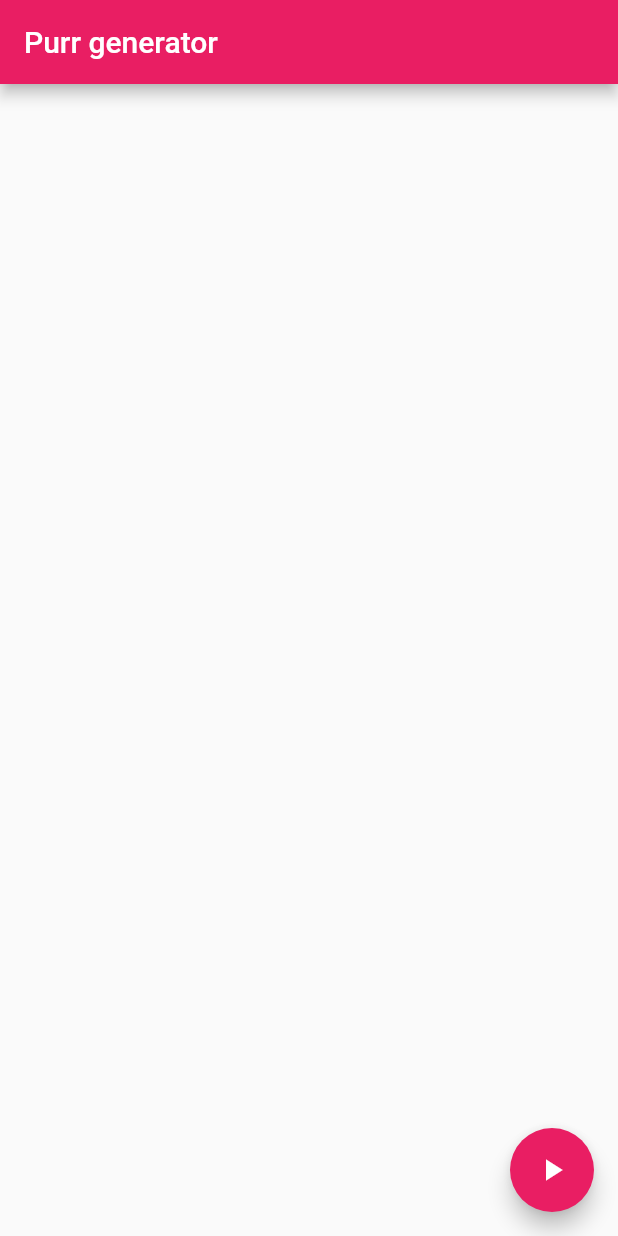
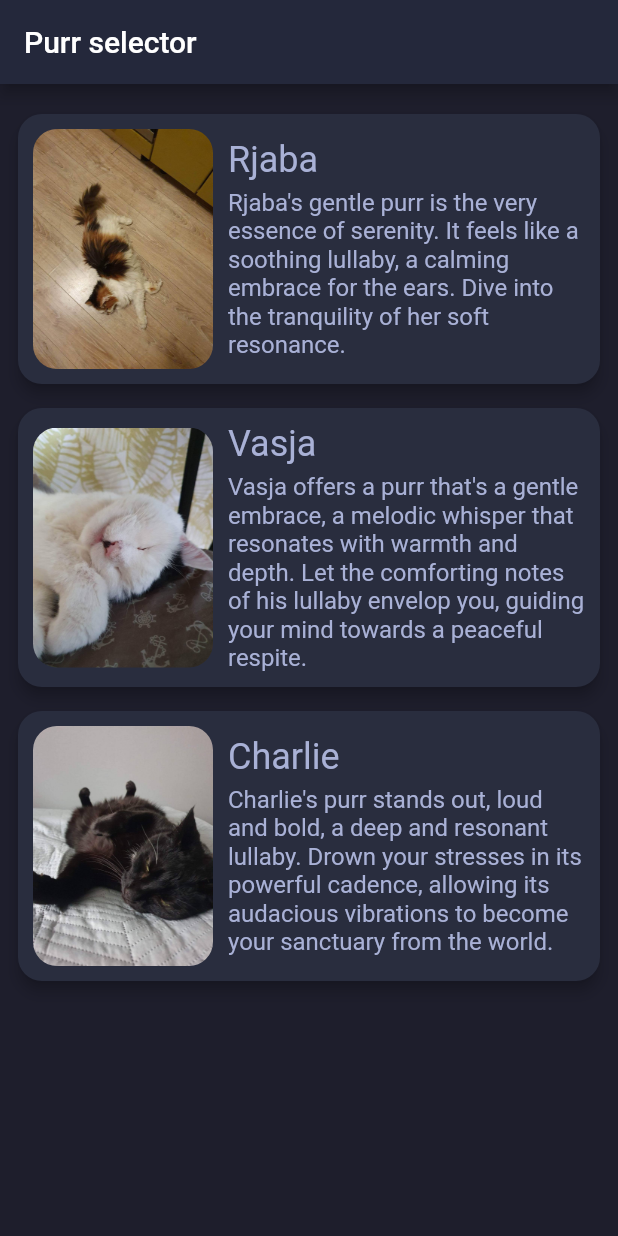
Before and after one commit to darjaorlova/purr_generator, a Flutter app: the screen it shows after launch, on a phone screen of 412 x 824 dp. Run offline on Flutter 3.47's test engine with Material 2 defaults, Android fonts, the light colour scheme and no system bars.

Commit message:
Add basic UI

```diff
--- /dev/null
+++ b/lib/cats/model/cat.dart
@@ -0,0 +1,11 @@
+class Cat {
+  final String name;
+  final String description;
+  final String filePrefix;
+
+  Cat({
+    required this.name,
+    required this.description,
+    required this.filePrefix,
+  });
+}
--- /dev/null
+++ b/lib/cats/model/cats.dart
@@ -0,0 +1,21 @@
+import 'package:purr_generator/cats/model/cat.dart';
+
+class Cats {
+  static List<Cat> cats = [
+    Cat(
+      name: 'Rjaba',
+      description: 'Rjaba\'s gentle purr is the very essence of serenity. It feels like a soothing lullaby, a calming embrace for the ears. Dive into the tranquility of her soft resonance.',
+      filePrefix: 'rjaba',
+    ),
+    Cat(
+      name: 'Vasja',
+      description: 'Vasja offers a purr that\'s a gentle embrace, a melodic whisper that resonates with warmth and depth. Let the comforting notes of his lullaby envelop you, guiding your mind towards a peaceful respite.',
+      filePrefix: 'vasja',
+    ),
+    Cat(
+      name: 'Charlie',
+      description: 'Charlie\'s purr stands out, loud and bold, a deep and resonant lullaby. Drown your stresses in its powerful cadence, allowing its audacious vibrations to become your sanctuary from the world.',
+      filePrefix: 'charlie',
+    )
+  ];
+}
--- /dev/null
+++ b/lib/cats/widget/cat_list_view_item.dart
@@ -0,0 +1,62 @@
+import 'package:flutter/material.dart';
+import 'package:purr_generator/cats/model/cat.dart';
+
+class CatListViewItem extends StatelessWidget {
+  final Cat cat;
+  final Function(Cat cat) onCatSelected;
+
+  const CatListViewItem({
+    Key? key,
+    required this.cat,
+    required this.onCatSelected,
+  }) : super(key: key);
+
+  @override
+  Widget build(BuildContext context) {
+    return GestureDetector(
+      onTap: () => onCatSelected(cat),
+      child: Card(
+        color: Theme.of(context).cardColor,
+        elevation: 4.0,
+        shape: RoundedRectangleBorder(
+          borderRadius: BorderRadius.circular(16.0),
+        ),
+        child: Padding(
+          padding: const EdgeInsets.all(10.0),
+          child: Row(
+            children: [
+              ClipRRect(
+                borderRadius: BorderRadius.circular(16.0),
+                child: Image.asset(
+                  'assets/images/${cat.filePrefix}.jpg',
+                  width: 120.0,
+                  height: 160.0,
+                  fit: BoxFit.cover,
+                ),
+              ),
+              const SizedBox(width: 10.0),
+              Expanded(
+                child: Column(
+                  crossAxisAlignment: CrossAxisAlignment.start,
+                  children: [
+                    Text(
+                      cat.name,
+                      style: Theme.of(context).textTheme.headlineSmall,
+                    ),
+                    const SizedBox(height: 5.0),
+                    Text(
+                      cat.description,
+                      style: Theme.of(context).textTheme.titleMedium,
+                      overflow: TextOverflow.ellipsis,
+                      maxLines: 8,
+                    ),
+                  ],
+                ),
+              ),
+            ],
+          ),
+        ),
+      ),
+    );
+  }
+}
--- /dev/null
+++ b/lib/cats/widget/cat_selection_page.dart
@@ -0,0 +1,44 @@
+import 'package:flutter/material.dart';
+import 'package:purr_generator/cats/model/cat.dart';
+import 'package:purr_generator/cats/model/cats.dart';
+import 'package:purr_generator/cats/widget/cat_list_view_item.dart';
+import 'package:purr_generator/cats/widget/cat_player_page.dart';
+
+class CatSelectionPage extends StatefulWidget {
+  const CatSelectionPage({super.key});
+
+  @override
+  State<CatSelectionPage> createState() => _CatSelectionPageState();
+}
+
+class _CatSelectionPageState extends State<CatSelectionPage> {
+  @override
+  Widget build(BuildContext context) {
+    return Scaffold(
+      appBar: AppBar(
+        title: const Text('Purr selector'),
+      ),
+      body: ListView.separated(
+        padding: const EdgeInsets.symmetric(vertical: 16.0, horizontal: 8.0),
+        itemBuilder: (_, index) {
+          return CatListViewItem(
+            cat: Cats.cats[index],
+            onCatSelected: _onCatSelected,
+          );
+        },
+        itemCount: Cats.cats.length,
+        separatorBuilder: (_, __) => const SizedBox(height: 8.0),
+      ),
+    );
+  }
+
+  void _onCatSelected(Cat cat) {
+    Navigator.of(context).push(
+      MaterialPageRoute(
+        builder: (context) => CatPlayerPage(
+          cat: cat,
+        ),
+      ),
+    );
+  }
+}
--- a/lib/main.dart
+++ b/lib/main.dart
@@ -1,5 +1,5 @@
 import 'package:flutter/material.dart';
-import 'package:flutter/services.dart';
+import 'package:purr_generator/cats/widget/cat_selection_page.dart';
 
 void main() {
   runApp(const PurringApp());
@@ -12,48 +12,55 @@ class PurringApp extends StatelessWidget {
   Widget build(BuildContext context) {
     return MaterialApp(
       title: 'Pigeon Demo',
-      theme: ThemeData(
-        primarySwatch: Colors.pink,
-      ),
-      home: const PlayerPage(),
+      theme: theme(),
+      home: const CatSelectionPage(),
     );
   }
 }
 
-class PlayerPage extends StatefulWidget {
-  const PlayerPage({super.key});
-
-  @override
-  State<PlayerPage> createState() => _PlayerPageState();
+ThemeData theme() {
+  return ThemeData(
+    brightness: Brightness.dark,
+    primaryColor: const Color(0xFF24283B),
+    scaffoldBackgroundColor: const Color(0xFF1E1E2C),
+    cardColor: const Color(0xFF292D3E),
+    textTheme: const TextTheme(
+      displayLarge: TextStyle(color: Color(0xFFA9B1D6)),
+      displayMedium: TextStyle(color: Color(0xFFA9B1D6)),
+      displaySmall: TextStyle(color: Color(0xFFA9B1D6)),
+      headlineMedium: TextStyle(color: Color(0xFFA9B1D6)),
+      headlineSmall: TextStyle(color: Color(0xFFA9B1D6)),
+      titleLarge: TextStyle(color: Color(0xFFA9B1D6)),
+      bodyLarge: TextStyle(color: Color(0xFFA9B1D6)),
+      bodyMedium: TextStyle(color: Color(0xFFA9B1D6)),
+      titleMedium: TextStyle(color: Color(0xFFA9B1D6)),
+      titleSmall: TextStyle(color: Color(0xFFA9B1D6)),
+      bodySmall: TextStyle(color: Color(0xFFA9B1D6)),
+    ),
+    buttonTheme: const ButtonThemeData(
+      textTheme: ButtonTextTheme.primary,
+      buttonColor: Color(0xFF3A3F58),
+    ),
+    iconTheme: const IconThemeData(
+      color: Color(0xFFA9B1D6),
+    ),
+    appBarTheme: const AppBarTheme(
+      color: Color(0xFF24283B),
+      iconTheme: IconThemeData(color: Color(0xFFA9B1D6)),
+      foregroundColor: Colors.white,
+    ),
+    floatingActionButtonTheme: const FloatingActionButtonThemeData(
+      backgroundColor: Color(0xFF3A3F58), // FloatingActionButton background.
+      foregroundColor: Color(0xFFA9B1D6),
+    ),
+    sliderTheme: const SliderThemeData(
+      activeTrackColor: Color(0xFFA9B1D6),
+      inactiveTrackColor: Color(0xFF3A3F58),
+      thumbColor: Color(0xFFA9B1D6),
+    ),
+    colorScheme: ColorScheme.fromSwatch().copyWith(
+      brightness: Brightness.dark,
+      secondary: const Color(0xFF3A3F58),
+    ),
+  );
 }
-
-class _PlayerPageState extends State<PlayerPage> {
-  static const platform = MethodChannel('flutter_purr_channel');
-  bool _playing = false;
-
-  @override
-  Widget build(BuildContext context) {
-    return Scaffold(
-      appBar: AppBar(
-        title: const Text('Purr generator'),
-      ),
-      floatingActionButton: FloatingActionButton(
-        onPressed: () => _triggerPlayer(),
-        tooltip: _playing ? 'Pause' : 'Play',
-        child: Icon(_playing ? Icons.pause : Icons.play_arrow),
-      ),
-    );
-  }
-
-  Future<void> _triggerPlayer() async {
-    if (_playing) {
-      await platform.invokeMethod('pause');
-    } else {
-      await platform.invokeMethod('play');
-    }
-
-    setState(() {
-      _playing = !_playing;
-    });
-  }
-}
--- a/pubspec.yaml
+++ b/pubspec.yaml
@@ -58,6 +58,10 @@ flutter:
   # the material Icons class.
   uses-material-design: true
 
+  assets:
+    - assets/images/
+    - assets/purrs/
+
   # To add assets to your application, add an assets section, like this:
   # assets:
   #   - images/a_dot_burr.jpeg
```
Also changed, not shown: lib/cats/widget/cat_player_page.dart (added, +114 -0 lines), assets/images/charlie.jpg (added), assets/images/nika.jpg (added), assets/images/rjaba.jpg (added), assets/images/vasja.jpg (added), 3 other files.
